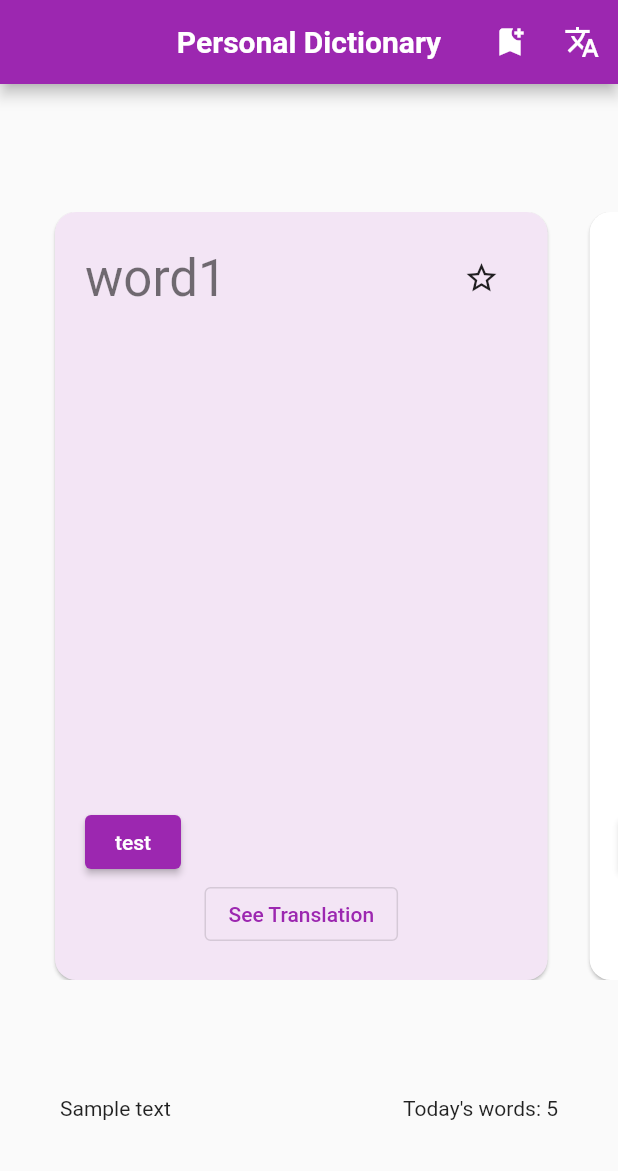
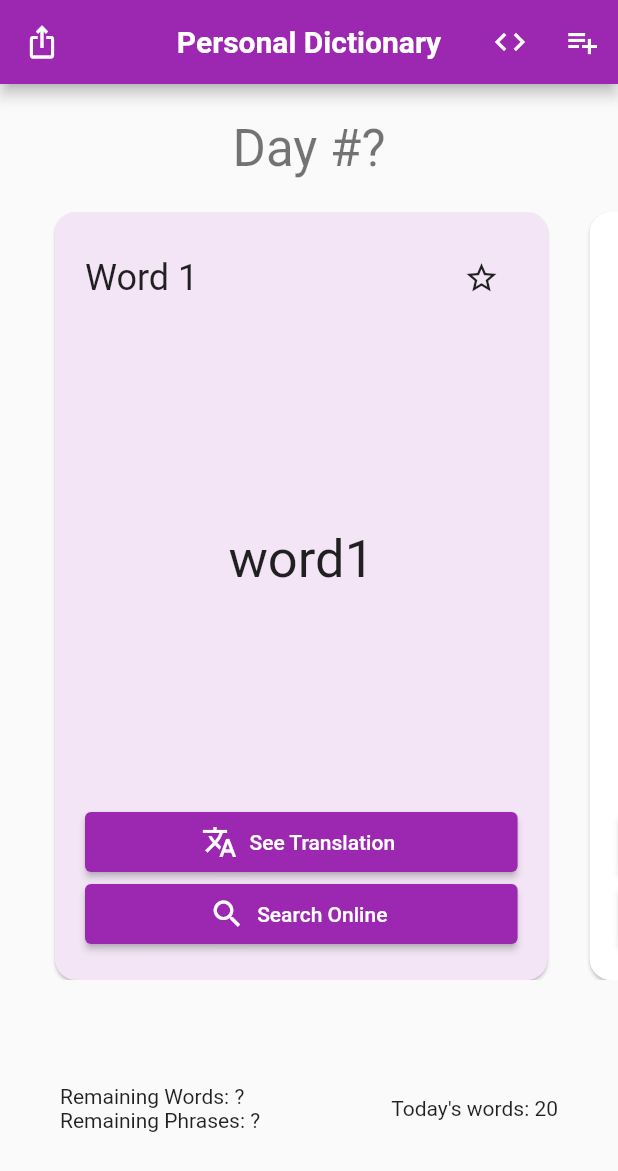
Before and after one commit to E837/personal-dictionary, a Flutter app: the screen it shows after launch, on a phone screen of 412 x 824 dp. Shown: the top 1171 px of the screen. Run offline on Flutter 3.47's test engine with Material 2 defaults, Android fonts, the phone set to English and light mode, and no system bars; drawn by our look-alikes of scroll_snap_list; our stand-ins replace file_picker, google_fonts; Roboto replaces fonts that are missing (Ubuntu).

Commit message:
changed data model and the overall UI

```diff
--- a/lib/main.dart
+++ b/lib/main.dart
@@ -6,7 +6,6 @@ import 'package:scroll_snap_list/scroll_snap_list.dart';
 import 'package:file_picker/file_picker.dart';
 
 import 'package:pdict/word_card.dart';
-import 'models/word.dart';
 import 'temp_data.dart';
 
 void main() {
@@ -38,6 +37,7 @@ class MyHomePage extends StatefulWidget {
 }
 
 class _MyHomePageState extends State<MyHomePage> {
+  static const itemsCount = 20;
   int _focusedIndex = 0;
 
   Future<void> getFile({required bool isTable}) async {
@@ -48,8 +48,8 @@ class _MyHomePageState extends State<MyHomePage> {
 
     if (result != null) {
       File file = File(result.files.single.path!);
-      print('--------------');
-      print(await file.readAsString());
+      debugPrint('--------------');
+      debugPrint(await file.readAsString());
     } else {
       // User canceled the picker
     }
@@ -70,29 +70,44 @@ class _MyHomePageState extends State<MyHomePage> {
             onPressed: () {
               getFile(isTable: false);
             },
-            icon: const Icon(Icons.bookmark_add),
+            icon: const Icon(Icons.code),
+            tooltip: 'Import .html',
           ),
           IconButton(
             onPressed: () {
               getFile(isTable: true);
             },
-            icon: const Icon(Icons.translate),
+            icon: const Icon(Icons.playlist_add),
+            tooltip: 'Import .csv',
           ),
         ],
+        leading: IconButton(
+          onPressed: () {},
+          icon: const Icon(Icons.ios_share),
+          tooltip: 'Export json',
+        ),
       ),
       body: Column(
         children: [
-          const Expanded(
+          Expanded(
             flex: 1,
-            child: SizedBox(),
+            child: Center(
+              child: Text(
+                'Day #?',
+                style: Theme.of(context).textTheme.headline4,
+              ),
+            ),
           ),
           Expanded(
             flex: 6,
             child: ScrollSnapList(
-              itemCount: 10,
+              // todo: we need a way to keep items alive (or keep their state)
+              // todo: card positioning has bugs (cards don't stop at center + last card buttons don't work cuz of it i think)
+              itemCount: itemsCount,
               itemBuilder: (context, index) {
                 return WordCard(
-                  word: tObjects[index] as Word,
+                  index: index,
+                  word: words[index],
                   isFocused: _focusedIndex == index,
                 );
               },
@@ -112,8 +127,8 @@ class _MyHomePageState extends State<MyHomePage> {
               child: Row(
                 mainAxisAlignment: MainAxisAlignment.spaceBetween,
                 children: const [
-                  Text('Sample text'),
-                  Text('Today\'s words: 5'),
+                  Text('Remaining Words: ?\nRemaining Phrases: ?'),
+                  Text('Today\'s words: $itemsCount'),
                 ],
               ),
             ),
--- a/lib/models/g_link.dart
+++ /dev/null
@@ -1,10 +0,0 @@
-import 'package:pdict/models/t_object.dart';
-
-class GLink extends TObject {
-  String url;
-
-  GLink({
-    required String title,
-    required this.url,
-  }) : super(title: title);
-}
--- a/lib/models/t_object.dart
+++ /dev/null
@@ -1,22 +0,0 @@
-class TObject {
-  // "translation object" it means (it's the base class for GLink and Word)
-  final String title;
-  int _views = 0;
-  bool _isFavorite = false;
-
-  TObject({
-    required this.title,
-  });
-
-  int get views => _views;
-
-  bool get isFavorite => _isFavorite;
-
-  void addView() {
-    _views++;
-  }
-
-  void toggleFavorite() {
-    _isFavorite = !_isFavorite;
-  }
-}
--- a/lib/models/word.dart
+++ b/lib/models/word.dart
@@ -1,12 +1,47 @@
-import 'package:pdict/models/t_object.dart';
+enum WType {
+  word,
+  phrase, // refers to phrases/words I search on Google
+}
 
-class Word extends TObject {
-  final String description;
-  final String translation;
+class Word {
+  final String title;
+  late String url;
+  final String? translation;
+  late final WType type;
+  int _views = 0;
+  bool _isFavorite = false;
 
   Word({
-    required String title,
-    required this.description,
-    required this.translation,
-  }) : super(title: title);
+    required this.title,
+    String? url,
+    this.translation,
+  }) {
+    this.url = url ?? makeUrl(title);
+    type = resolveType(this.url);
+  }
+
+  int get views => _views;
+
+  bool get isFavorite => _isFavorite;
+
+  void addView() {
+    _views++;
+  }
+
+  void toggleFavorite() {
+    _isFavorite = !_isFavorite;
+  }
+
+  static String makeUrl(String title) {
+    final titleWithoutSpaces = title.replaceAll(' ', '%20');
+    return 'https://translate.google.com/?source=osdd&sl=auto&tl=fa&text=$titleWithoutSpaces&op=translate';
+  }
+
+  static WType resolveType(String url) {
+    if (url.contains('translate.google.com')) {
+      return WType.word;
+    } else {
+      return WType.phrase;
+    }
+  }
 }
--- a/lib/temp_data.dart
+++ b/lib/temp_data.dart
@@ -1,95 +1,93 @@
-import 'models/t_object.dart';
 import 'models/word.dart';
-import 'models/g_link.dart';
 
-List<TObject> tObjects = [
+List<Word> words = [
   Word(
     title: 'word1',
-    description: 'it means nothing',
+    // url: Word.makeUrl('word1'),
     translation: 'هیچ',
   ),
   Word(
     title: 'word2',
-    description: 'it means nothing',
+    // url: Word.makeUrl('word2'),
     translation: 'هیچ',
   ),
   Word(
     title: 'word3',
-    description: 'it means nothing',
+    // url: Word.makeUrl('word3'),
     translation: 'هیچ',
   ),
   Word(
     title: 'word4',
-    description: 'it means nothing',
+    // url: Word.makeUrl('wor4'),
     translation: 'هیچ',
   ),
   Word(
     title: 'word5',
-    description: 'it means nothing',
+    // url: Word.makeUrl('word5'),
     translation: 'هیچ',
   ),
   Word(
     title: 'word6',
-    description: 'it means nothing',
+    // url: Word.makeUrl('word6'),
     translation: 'هیچ',
   ),
   Word(
     title: 'word7',
-    description: 'it means nothing',
+    // url: Word.makeUrl('word7'),
     translation: 'هیچ',
   ),
   Word(
     title: 'word8',
-    description: 'it means nothing',
+    // url: Word.makeUrl('word8'),
     translation: 'هیچ',
   ),
   Word(
     title: 'word9',
-    description: 'it means nothing',
+    // url: Word.makeUrl('word9'),
     translation: 'هیچ',
   ),
   Word(
     title: 'word10',
-    description: 'it means nothing',
+    // url: Word.makeUrl('word10'),
     translation: 'هیچ',
   ),
-  GLink(
+  Word(
     title: 'link1',
     url: 'https://www.google.com/search?q=if+i+say+so+myself+meaning',
   ),
-  GLink(
+  Word(
     title: 'link2',
     url: 'https://www.google.com/search?q=if+i+say+so+myself+meaning',
   ),
-  GLink(
+  Word(
     title: 'link3',
     url: 'https://www.google.com/search?q=if+i+say+so+myself+meaning',
   ),
-  GLink(
+  Word(
     title: 'link4',
     url: 'https://www.google.com/search?q=if+i+say+so+myself+meaning',
   ),
-  GLink(
+  Word(
     title: 'link5',
     url: 'https://www.google.com/search?q=if+i+say+so+myself+meaning',
   ),
-  GLink(
+  Word(
     title: 'link6',
     url: 'https://www.google.com/search?q=if+i+say+so+myself+meaning',
   ),
-  GLink(
+  Word(
     title: 'link7',
     url: 'https://www.google.com/search?q=if+i+say+so+myself+meaning',
   ),
-  GLink(
+  Word(
     title: 'link8',
     url: 'https://www.google.com/search?q=if+i+say+so+myself+meaning',
   ),
-  GLink(
+  Word(
     title: 'link9',
     url: 'https://www.google.com/search?q=if+i+say+so+myself+meaning',
   ),
-  GLink(
+  Word(
     title: 'link10',
     url: 'https://www.google.com/search?q=if+i+say+so+myself+meaning',
   ),
--- a/lib/word_card.dart
+++ b/lib/word_card.dart
@@ -1,13 +1,16 @@
+import 'package:auto_size_text/auto_size_text.dart';
 import 'package:flutter/material.dart';
 import 'package:url_launcher/url_launcher.dart';
 
 import 'package:pdict/models/word.dart';
 
 class WordCard extends StatefulWidget {
+  final int index;
   final Word word;
   final bool isFocused;
   const WordCard({
     Key? key,
+    required this.index,
     required this.word,
     required this.isFocused,
   }) : super(key: key);
@@ -24,20 +27,22 @@ class _WordCardState extends State<WordCard> {
       return [];
     }
     return [
+      // const SizedBox(height: 20),
+      // Text('Description: ${widget.word.url}'),
       const SizedBox(height: 20),
-      Text('Description: ${widget.word.description}'),
-      const SizedBox(height: 20),
-      Row(
-        mainAxisAlignment: MainAxisAlignment.end,
-        children: [
-          Text(widget.word.translation),
-          const Text(' :'),
       const Text(
         'ترجمه فارسی',
-            style: TextStyle(fontWeight: FontWeight.bold),
+        style: TextStyle(
+          fontWeight: FontWeight.bold,
+          fontSize: 30,
         ),
-        ],
       ),
+      AutoSizeText(
+          widget.word.translation ?? 'no translation available for this one',
+          style: const TextStyle(fontSize: 30),
+          maxLines: 3,
+          textAlign: TextAlign.center,
+          minFontSize: 14),
     ];
   }
 
@@ -54,19 +59,18 @@ class _WordCardState extends State<WordCard> {
       ),
       child: Padding(
         padding: const EdgeInsets.all(20.0),
-        child: Align(
-          alignment: Alignment.center,
         child: SizedBox(
           width: deviceSize.width * 0.7,
           height: deviceSize.height * 0.6,
           child: Column(
-              crossAxisAlignment: CrossAxisAlignment.start,
             children: [
               Row(
                 children: [
                   Text(
-                      widget.word.title,
-                      style: Theme.of(context).textTheme.headline4,
+                    widget.word.type == WType.word
+                        ? 'Word ${widget.index + 1}'
+                        : 'Phrase ${widget.index + 1}',
+                    style: Theme.of(context).textTheme.headline5,
                   ),
                   const Spacer(),
                   IconButton(
@@ -75,32 +79,53 @@ class _WordCardState extends State<WordCard> {
                   )
                 ],
               ),
+              Expanded(
+                child: Column(
+                  mainAxisAlignment: MainAxisAlignment.center,
+                  children: [
+                    AutoSizeText(
+                      widget.word.title,
+                      style: const TextStyle(fontSize: 35),
+                      minFontSize: 14,
+                      maxFontSize: 35,
+                      maxLines: 3,
+                      wrapWords: false,
+                    ),
                     ...showTranslation(_showTranslation),
-                const Spacer(),
-                ElevatedButton(
-                  onPressed: () async {
-                    final uri = Uri.parse(
-                        'https://translate.google.com/?source=osdd&sl=auto&tl=auto&text=test&op=translate');
-                    launchUrl(uri);
-                  },
-                  child: const Text('test'),
+                  ],
                 ),
-                if (!_showTranslation)
+              ),
+              // const Spacer(),
+              if (!_showTranslation && widget.word.type == WType.word)
                 Center(
-                    child: OutlinedButton(
+                  child: ElevatedButton.icon(
                     onPressed: () {
                       setState(() {
                         _showTranslation = true;
                       });
                     },
-                      child: const Text('See Translation'),
+                    icon: const Icon(Icons.translate),
+                    label: const Text('See Translation'),
+                    style: ElevatedButton.styleFrom(
+                      minimumSize: const Size(double.infinity, 40),
+                    ),
+                  ),
+                ),
+              ElevatedButton.icon(
+                onPressed: () async {
+                  final uri = Uri.parse(widget.word.url);
+                  launchUrl(uri);
+                },
+                icon: const Icon(Icons.search),
+                label: const Text('Search Online'),
+                style: ElevatedButton.styleFrom(
+                  minimumSize: const Size(double.infinity, 40),
                 ),
               ),
             ],
           ),
         ),
       ),
-      ),
     );
   }
 }
--- a/pubspec.yaml
+++ b/pubspec.yaml
@@ -38,6 +38,7 @@ dependencies:
   scroll_snap_list: ^0.9.1
   file_picker: ^3.0.4
   url_launcher: ^6.1.5
+  auto_size_text: ^3.0.0
 
 dev_dependencies:
   flutter_test:
```
Also changed, not shown: pubspec.lock. Lines whose indentation alone changed are shown as unchanged.
